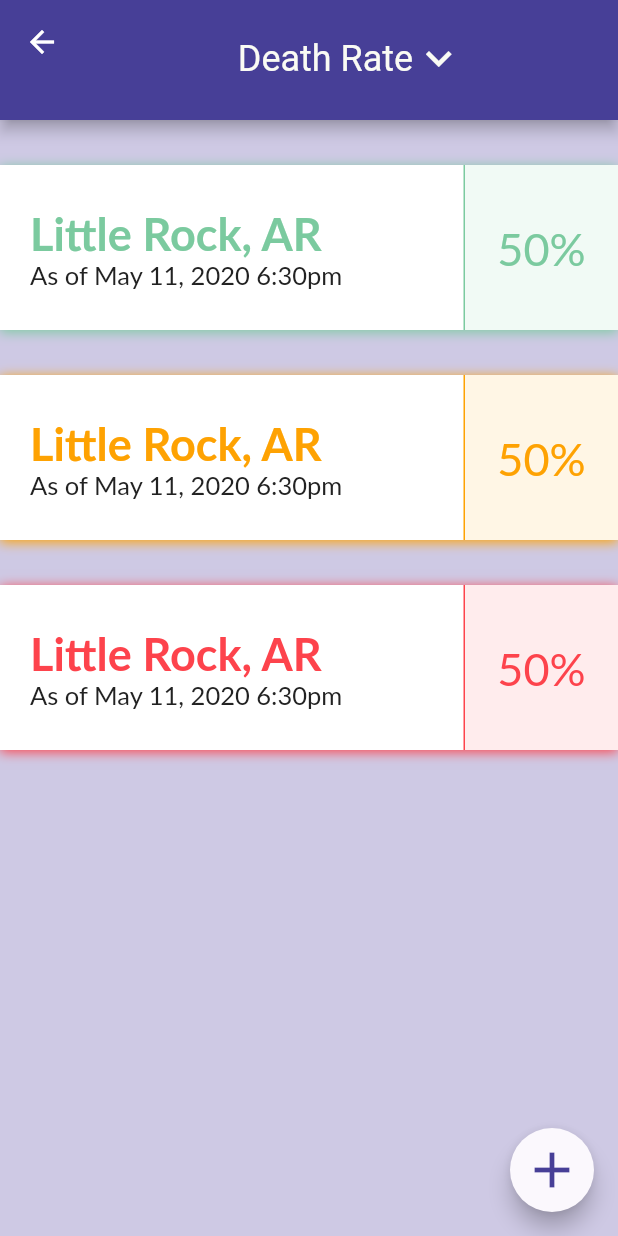
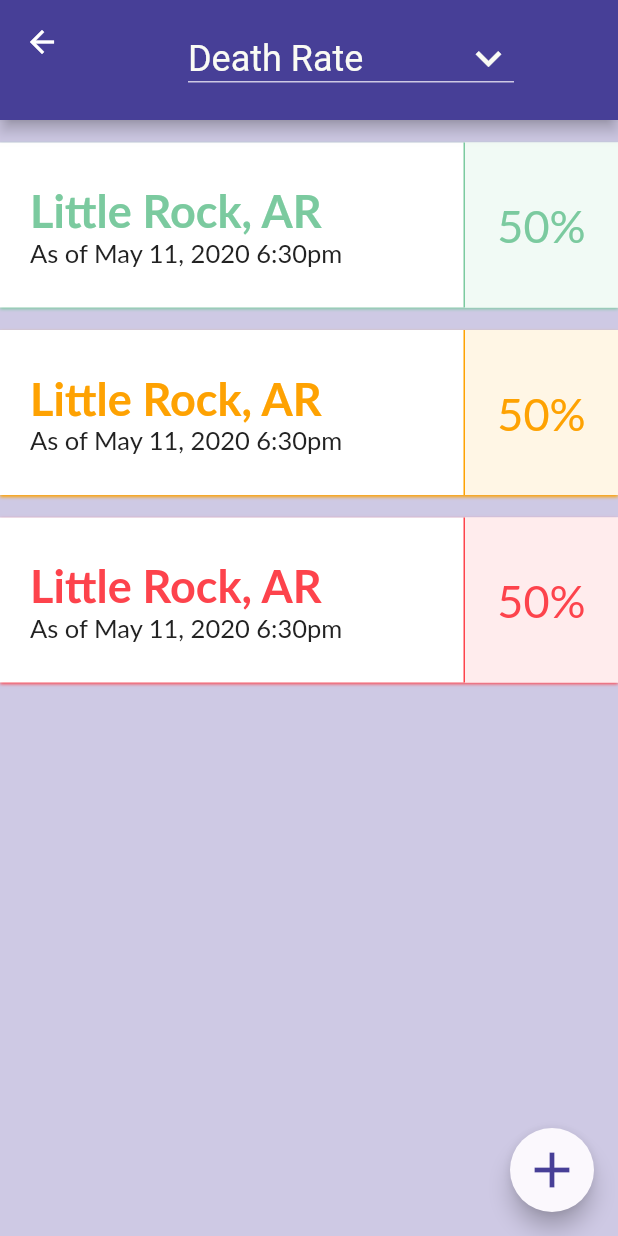
Before and after one commit to itodotimothy6/cov_figures_app, a Flutter app: the screen it shows after launch, after a tap on the "menu" icon, on a phone screen of 412 x 824 dp. Run offline on Flutter 3.47's test engine with Material 2 defaults, Android fonts, the phone set to English and light mode, and no system bars; missing offline and left inert: flappy_search_bar; Roboto replaces fonts that are missing (Lato).

Commit message:
Complete UI

```diff
--- a/lib/components/buttom_info_icon_button.dart
+++ b/lib/components/buttom_info_icon_button.dart
@@ -12,7 +12,7 @@ class BottomInfoIconButton extends StatelessWidget {
       alignment: Alignment.bottomRight,
       child: IconButton(
         iconSize: 50,
-        color: kBackgroundColor,
+        color: kMainPurple,
         icon: const Icon(Icons.info_outline),
         onPressed: () {},
       ),
--- a/lib/components/numbers_section.dart
+++ b/lib/components/numbers_section.dart
@@ -78,7 +78,7 @@ class NumbersSection extends StatelessWidget {
   Widget build(BuildContext context) {
     return Container(
         decoration: BoxDecoration(
-          color: kPrimaryColor,
+          color: kPurpleWhite,
           borderRadius: BorderRadius.only(
             topLeft: Radius.circular(20),
             topRight: Radius.circular(20),
--- a/lib/components/rates_card.dart
+++ b/lib/components/rates_card.dart
@@ -22,7 +22,7 @@ class RatesCard extends StatelessWidget {
   Widget build(BuildContext context) {
     return Container(
       decoration: BoxDecoration(
-        color: kBackgroundColor,
+        color: kMainPurple,
         borderRadius: BorderRadius.circular(10),
         boxShadow: [
           BoxShadow(
--- a/lib/components/rates_section.dart
+++ b/lib/components/rates_section.dart
@@ -43,7 +43,7 @@ class RatesSection extends StatelessWidget {
         ],
       ),
       decoration: BoxDecoration(
-        color: kPrimaryColor,
+        color: kPurpleWhite,
         borderRadius: BorderRadius.only(
           bottomLeft: Radius.circular(20),
           bottomRight: Radius.circular(20),
--- a/lib/components/stats_dropdown.dart
+++ b/lib/components/stats_dropdown.dart
@@ -8,7 +8,7 @@ class StatsDropDown extends StatefulWidget {
 
 class _StatsDropDownState extends State<StatsDropDown> {
   String dropdownValue = 'Death Rate';
-  List<String> stats = ['Death Rate', 'Confirmed', 'Free', 'Four'];
+  List<String> stats = ['Death Rate', 'Confirmed Cases', 'Free', 'Four'];
 
   @override
   Widget build(BuildContext context) {
@@ -30,7 +30,12 @@ class _StatsDropDownState extends State<StatsDropDown> {
               dropdownValue = newValue;
             });
           },
-          underline: Container(),
+          underline: Container(
+            padding: EdgeInsets.only(top: 10),
+            color: kLightPurple,
+            height: 1,
+          ),
+          focusColor: Colors.red,
           items: stats.map<DropdownMenuItem<String>>((String value) {
             return DropdownMenuItem<String>(
               value: value,
--- a/lib/components/summary_page_header.dart
+++ b/lib/components/summary_page_header.dart
@@ -6,7 +6,7 @@ class SummaryPageHeader extends StatelessWidget {
   @override
   Widget build(BuildContext context) {
     return SliverAppBar(
-      backgroundColor: kBackgroundColor,
+      backgroundColor: kMainPurple,
       bottom: PreferredSize(
         // Add this code
         preferredSize: Size.fromHeight(kAppBarHeight),
@@ -51,7 +51,7 @@ class SummaryPageHeader extends StatelessWidget {
       actions: <Widget>[
         IconButton(
           iconSize: 50,
-          color: kPrimaryColor,
+          color: kPurpleWhite,
           icon: const Icon(
             Icons.menu,
             size: 40,
--- a/lib/constants.dart
+++ b/lib/constants.dart
@@ -1,9 +1,9 @@
 import 'package:flutter/material.dart';
 
 // Colors
-const kBackgroundColor = Color(0xFF473F97);
-const kPageDivideColor = Color(0xFFCEC9E4);
-const kPrimaryColor = Color(0xFFFBF8FD);
+const kMainPurple = Color(0xFF473F97);
+const kLightPurple = Color(0xFFCEC9E4);
+const kPurpleWhite = Color(0xFFFBF8FD);
 const kDangerColor = Color(0xFFFD434C);
 const kDangerBackgroundColor = Color(0xFFFFECED);
 const kCasualColor = Color(0xFFFEA202);
--- a/lib/main.dart
+++ b/lib/main.dart
@@ -12,8 +12,8 @@ class CovFiguresApp extends StatelessWidget {
     return MaterialApp(
       title: 'Cov Figures',
       theme: ThemeData(
-        scaffoldBackgroundColor: kPageDivideColor,
-        canvasColor: kBackgroundColor,
+        scaffoldBackgroundColor: kLightPurple,
+        canvasColor: kMainPurple,
       ),
       initialRoute: SummaryPage.id,
       routes: {
--- a/lib/pages/compare_page.dart
+++ b/lib/pages/compare_page.dart
@@ -26,7 +26,7 @@ class _ComparePageState extends State<ComparePage> {
       appBar: PreferredSize(
         preferredSize: Size.fromHeight(kAppBarHeight + 50),
         child: AppBar(
-            backgroundColor: kBackgroundColor,
+            backgroundColor: kMainPurple,
             centerTitle: true,
             title: StatsDropDown()),
       ),
@@ -44,17 +44,17 @@ class _ComparePageState extends State<ComparePage> {
               },
               background: Container(
                 color: Colors.red,
-                margin: EdgeInsets.only(top: 30),
+                margin: EdgeInsets.only(top: 15),
                 alignment: AlignmentDirectional.centerEnd,
                 child: Icon(
                   Icons.delete,
                   size: 50,
-                  color: kPrimaryColor,
+                  color: kPurpleWhite,
                 ),
               ),
               direction: DismissDirection.endToStart,
               child: Container(
-                margin: EdgeInsets.only(top: 30),
+                margin: EdgeInsets.only(top: 15),
                 height: 110,
                 child: Row(
                   children: <Widget>[
@@ -111,7 +111,7 @@ class _ComparePageState extends State<ComparePage> {
                     BoxShadow(
                       color: colors[index],
                       offset: Offset(0.0, 1.0), //(x,y)
-                      blurRadius: 6.0,
+                      blurRadius: 1.0,
                     ),
                   ],
                 ),
@@ -119,10 +119,10 @@ class _ComparePageState extends State<ComparePage> {
             );
           }),
       floatingActionButton: FloatingActionButton(
-          backgroundColor: kPrimaryColor,
+          backgroundColor: kPurpleWhite,
           child: Icon(
             Icons.add,
-            color: kBackgroundColor,
+            color: kMainPurple,
             size: 40,
           ),
           onPressed: () {
--- a/lib/pages/search_page.dart
+++ b/lib/pages/search_page.dart
@@ -10,7 +10,7 @@ class SearchPage extends StatelessWidget {
         width: 50,
         height: 50,
         decoration: BoxDecoration(
-          color: kBackgroundColor,
+          color: kMainPurple,
           borderRadius: BorderRadius.only(
             topLeft: Radius.circular(10),
             bottomLeft: Radius.circular(10),
@@ -18,7 +18,7 @@ class SearchPage extends StatelessWidget {
         ),
         child: Icon(
           Icons.search,
-          color: kPrimaryColor,
+          color: kPurpleWhite,
         ),
       );
 
@@ -30,7 +30,7 @@ class SearchPage extends StatelessWidget {
   @override
   Widget build(BuildContext context) {
     return Scaffold(
-      backgroundColor: kPrimaryColor,
+      backgroundColor: kPurpleWhite,
       body: SafeArea(
         child: Padding(
           padding: const EdgeInsets.all(40),
@@ -49,7 +49,7 @@ class SearchPage extends StatelessWidget {
                 ),
                 decoration: BoxDecoration(
                   border: Border(
-                    bottom: BorderSide(width: 1.0, color: kBackgroundColor),
+                    bottom: BorderSide(width: 1.0, color: kMainPurple),
                   ),
                 ),
               );
--- a/lib/pages/summary_page.dart
+++ b/lib/pages/summary_page.dart
@@ -15,7 +15,7 @@ class SummaryPage extends StatelessWidget {
         children: <Widget>[
           Container(
             height: 400,
-            color: kBackgroundColor,
+            color: kMainPurple,
           ),
           CustomScrollView(
             slivers: <Widget>[
@@ -26,7 +26,7 @@ class SummaryPage extends StatelessWidget {
                     NumbersSection(),
                     Container(
                       height: 15,
-                      color: kPageDivideColor,
+                      color: kLightPurple,
                     ),
                     RatesSection(),
                     BottomInfoIconButton(),
```
Also changed, not shown: lib/model/dataset.dart (renamed from lib/Model/dataset.dart).
